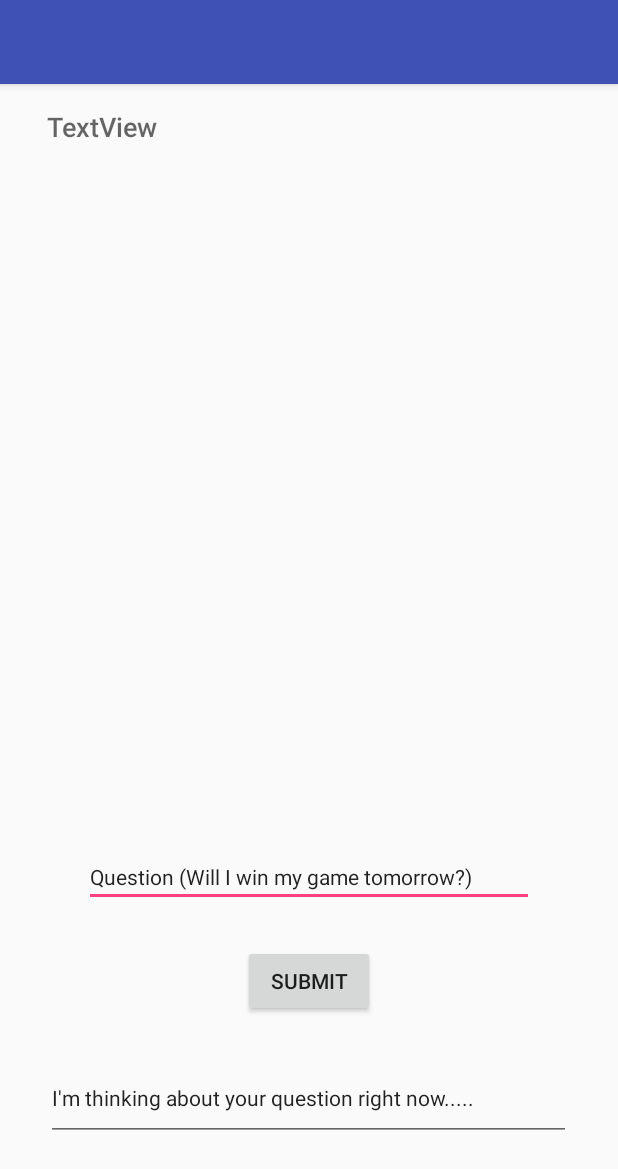
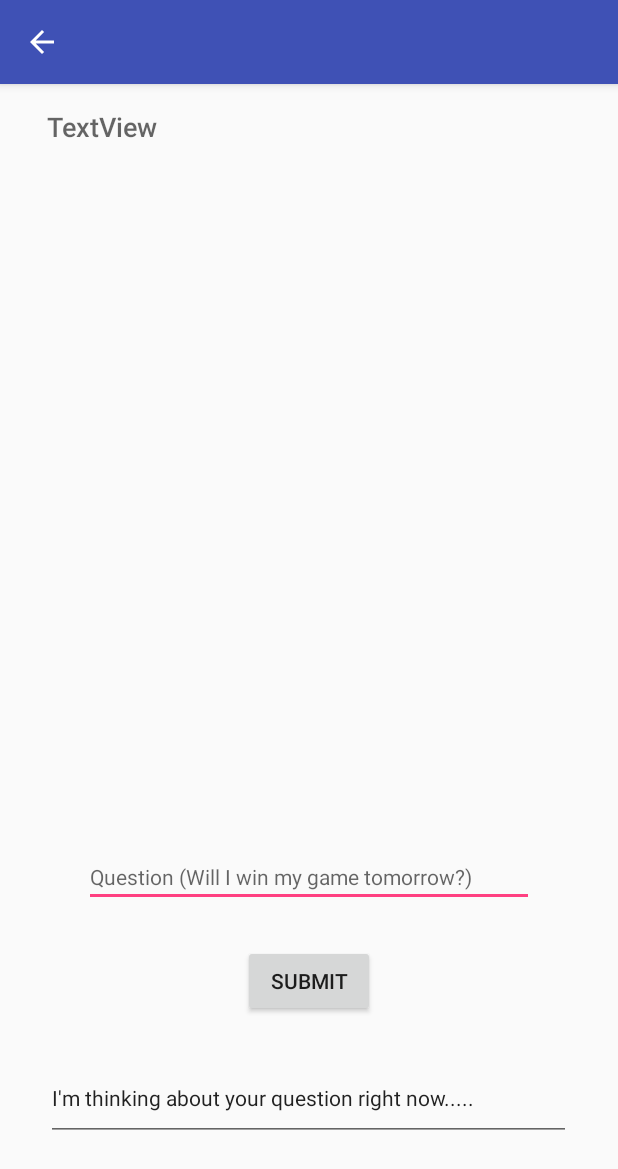
Before and after one commit to isaaclian11/silverscreen, an Android app: the Magic8BallAnswer screen opened directly, with no data from a screen before it, on a phone screen of 412 x 824 dp. Shown: the top 1169 px of the screen. Run offline under Robolectric (Android 15) with nearby library versions, the phone set to English and light mode, and no system bars.

Commit message:
Magic 8 ball app part 3

```diff
--- a/Experiments/JoshHeiser/app/src/main/java/com/example/josh/hello_android/Magic8BallAnswer.java
+++ b/Experiments/JoshHeiser/app/src/main/java/com/example/josh/hello_android/Magic8BallAnswer.java
@@ -2,6 +2,7 @@ package com.example.josh.hello_android;
 
 import android.support.v7.app.AppCompatActivity;
 import android.os.Bundle;
+import android.view.MenuItem;
 import android.view.View;
 import android.widget.Button;
 import android.widget.EditText;
@@ -33,6 +34,12 @@ public class Magic8BallAnswer extends AppCompatActivity {
         //What the program will say before it comes up with its answer.
         thinking = "Hmmmm let me think about this";
 
+        //back button so that the user can go back to the main menu
+        getSupportActionBar().setDisplayHomeAsUpEnabled(true);
+        getSupportActionBar().setDisplayShowHomeEnabled(true);
+
+
+
         //This defines the button the user presses when they want their question to be answered
         submitButton = (Button) findViewById(R.id.SubmitButton);
         submitButton.setOnClickListener(new View.OnClickListener() {
@@ -47,6 +54,16 @@ public class Magic8BallAnswer extends AppCompatActivity {
             }
         });
     }
+
+    public boolean onOptionsItemSelected(MenuItem item){
+        int id = item.getItemId();
+        if (id == android.R.id.home){
+            this.finish();
+        }
+        return super.onOptionsItemSelected(item);
+    }
+
+
     private void getAnswer(String x){
         //checks to see if the users actually put any text in the Question text box
         if (x.length() == 0) {
--- a/Experiments/JoshHeiser/app/src/main/res/layout/activity_magic8_ball_answer.xml
+++ b/Experiments/JoshHeiser/app/src/main/res/layout/activity_magic8_ball_answer.xml
@@ -14,8 +14,8 @@
         android:layout_centerHorizontal="true"
         android:layout_marginBottom="219dp"
         android:ems="10"
+        android:hint="Question (Will I win my game tomorrow?)"
         android:inputType="textPersonName"
-        android:text="Question (Will I win my game tomorrow?)"
         android:textAppearance="@android:style/TextAppearance.DeviceDefault.Small.Inverse" />
 
     <Button
```
